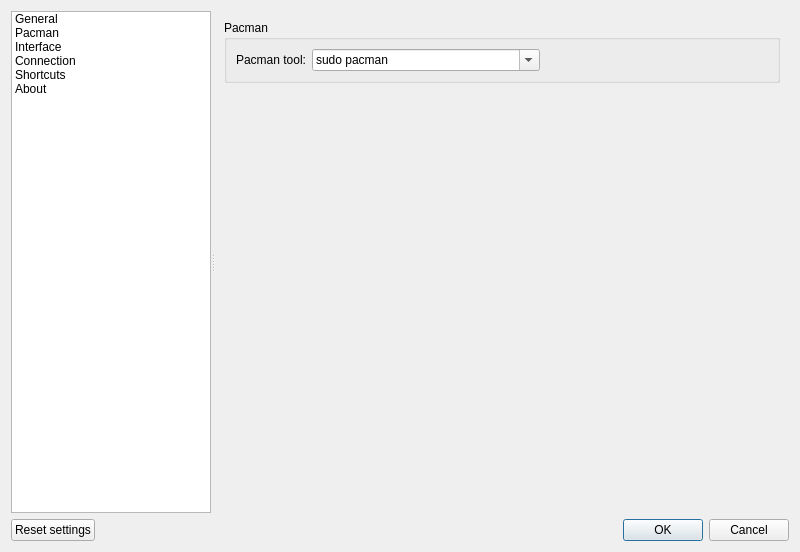
Before: the Qt Designer form src/settingsdialog.ui in Shatur/orson, drawn with Qt 5.
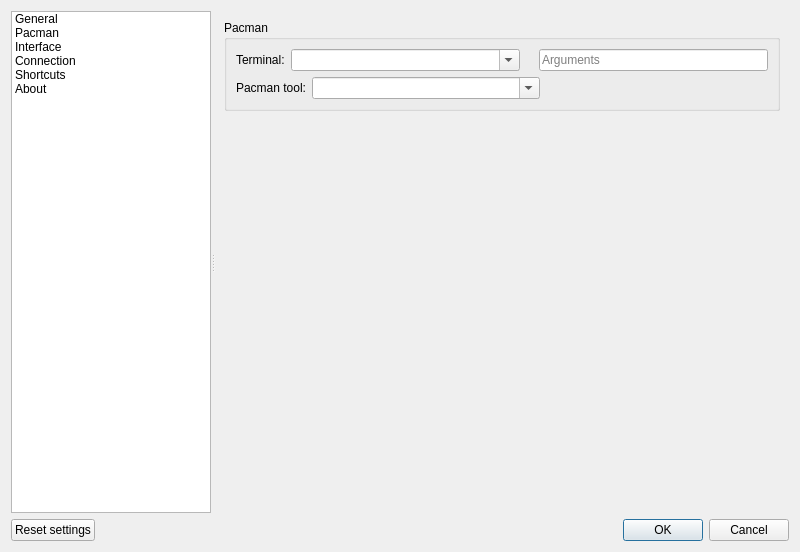
After: the same form once the commit is applied. The open tabs and pages were chosen to show the change. Icons and pictures are not drawn.

Commit message: Add ability to select terminal

Patch:
```diff
--- a/src/settingsdialog.ui
+++ b/src/settingsdialog.ui
@@ -203,6 +203,43 @@
            <string>Pacman</string>
           </property>
           <layout class="QVBoxLayout" name="verticalLayout_9">
+           <item>
+            <layout class="QHBoxLayout" name="terminalLayout">
+             <item>
+              <widget class="QLabel" name="terminalLabel">
+               <property name="text">
+                <string>Terminal:</string>
+               </property>
+              </widget>
+             </item>
+             <item>
+              <widget class="QComboBox" name="terminalComboBox">
+               <property name="sizePolicy">
+                <sizepolicy hsizetype="MinimumExpanding" vsizetype="Fixed">
+                 <horstretch>0</horstretch>
+                 <verstretch>0</verstretch>
+                </sizepolicy>
+               </property>
+               <property name="editable">
+                <bool>true</bool>
+               </property>
+              </widget>
+             </item>
+             <item>
+              <widget class="QLabel" name="terminalIconLabel"/>
+             </item>
+             <item>
+              <widget class="QLineEdit" name="terminalArgumentsEdit">
+               <property name="toolTip">
+                <string>Terminal arguments</string>
+               </property>
+               <property name="placeholderText">
+                <string>Arguments</string>
+               </property>
+              </widget>
+             </item>
+            </layout>
+           </item>
            <item>
             <layout class="QHBoxLayout" name="pacmanToolLayout">
              <item>
@@ -223,11 +260,6 @@
                <property name="editable">
                 <bool>true</bool>
                </property>
-               <item>
-                <property name="text">
-                 <string>sudo pacman</string>
-                </property>
-               </item>
               </widget>
              </item>
              <item>
```
Left out of the diff: 18 changed lines with no effect on the pictures. The commit also changes 5 other files.
